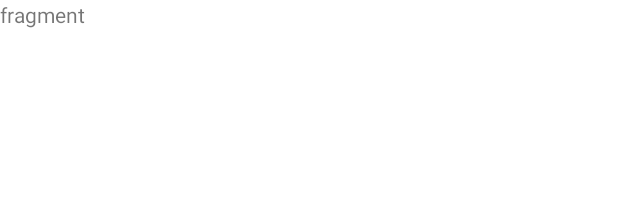
After one commit to Palda97/LinkedPipesAndroidClient, an Android app: the layout fragment_execution_details.xml on its own in the app's theme, with its tools: preview values and no code run, on a phone screen of 412 x 824 dp. The commit adds this screen. Shown: the top 197 px of the screen. Run offline under Robolectric (Android 15) with nearby library versions, the phone set to English and light mode, and no system bars.

Commit message:
add basics of execution details activity, fragment, viewmodel

```diff
--- a/app/src/main/java/cz/palda97/lpclient/view/executions/ExecutionsFragment.kt
+++ b/app/src/main/java/cz/palda97/lpclient/view/executions/ExecutionsFragment.kt
@@ -15,6 +15,7 @@ import cz.palda97.lpclient.R
 import cz.palda97.lpclient.databinding.FragmentExecutionsBinding
 import cz.palda97.lpclient.model.MailPackage
 import cz.palda97.lpclient.model.repository.RepositoryRoutines
+import cz.palda97.lpclient.view.ExecutionDetailActivity
 import cz.palda97.lpclient.view.RecyclerViewCosmetics
 import cz.palda97.lpclient.view.ServerDropDownMagic.setUpWithServers
 import cz.palda97.lpclient.viewmodel.executions.ExecutionV
@@ -160,7 +161,8 @@ class ExecutionsFragment : Fragment() {
     }
 
     private fun viewExecution(execution: ExecutionV) {
-        l("view ${execution.id}")
+        viewModel.viewExecution(execution)
+        ExecutionDetailActivity.start(requireContext())
     }
 
     private fun launchExecution(execution: ExecutionV) {
--- /dev/null
+++ b/app/src/main/res/layout/fragment_execution_details.xml
@@ -0,0 +1,22 @@
+<?xml version="1.0" encoding="utf-8"?>
+<layout xmlns:android="http://schemas.android.com/apk/res/android">
+
+    <data>
+        <import type="android.view.View" />
+
+        <variable
+            name="auth"
+            type="Boolean" />
+    </data>
+
+    <LinearLayout
+        android:layout_width="match_parent"
+        android:layout_height="match_parent"
+        android:orientation="vertical">
+
+        <TextView
+            android:layout_width="wrap_content"
+            android:layout_height="wrap_content"
+            android:text="fragment" />
+    </LinearLayout>
+</layout>
```
Also changed, not shown: app/src/main/AndroidManifest.xml (+9 -6 lines), app/src/main/java/cz/palda97/lpclient/view/ExecutionDetailActivity.kt (added, +38 -0 lines), app/src/main/java/cz/palda97/lpclient/view/executiondetails/ExecutionDetailsFragment.kt (added, +39 -0 lines), app/src/main/java/cz/palda97/lpclient/viewmodel/executiondetails/ExecutionDetailsViewModel.kt (added, +32 -0 lines), app/src/main/java/cz/palda97/lpclient/viewmodel/executions/ExecutionsViewModel.kt (+7 -0 lines), app/src/main/res/layout/activity_execution_detail.xml (added, +7 -0 lines).
